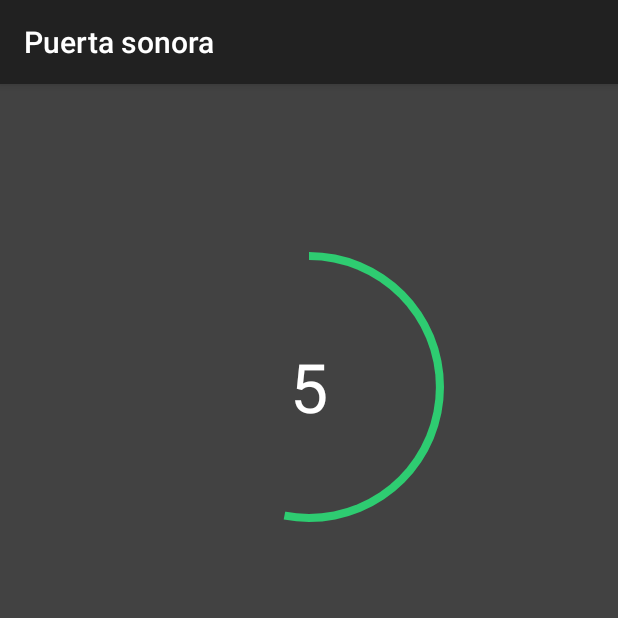
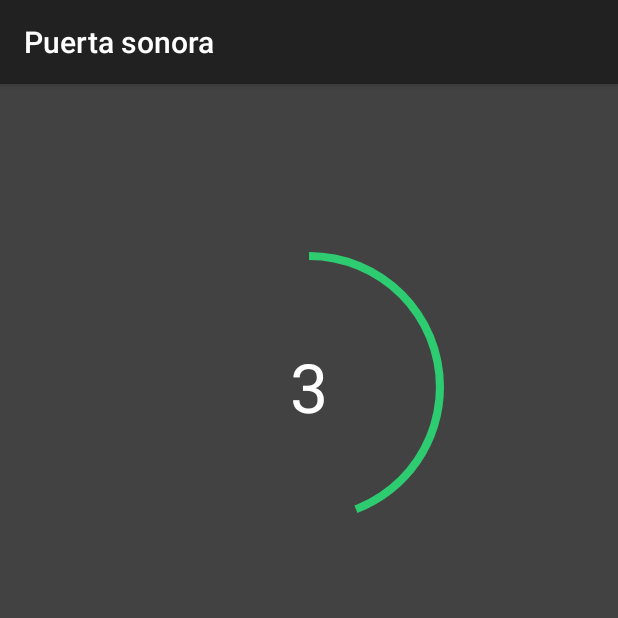
Before and after one commit to puercos/puercos-android, an Android app: the RecordActivity screen opened directly, with no data from a screen before it, on a phone screen of 412 x 824 dp, the top half of it. Run offline under Robolectric (Android 15) with nearby library versions, the light colour scheme and no system bars; libraries missing offline, so code that uses them is left out: org.firezenk.audiowaves; plain views replace Visualizer; 3 statements that could not run were skipped.

Commit message:
Recording UI finished

```diff
--- a/app/src/main/AndroidManifest.xml
+++ b/app/src/main/AndroidManifest.xml
@@ -3,8 +3,7 @@
     package="com.puercos.puercos">
 
     <!-- Permissions -->
-    <uses-permission android:name="android.permission.RECORD_AUDIO"/>
-
+    <uses-permission android:name="android.permission.RECORD_AUDIO" />
 
     <application
         android:allowBackup="true"
@@ -19,7 +18,8 @@
                 <category android:name="android.intent.category.LAUNCHER" />
             </intent-filter>
         </activity>
-        <activity android:name=".activities.RecordActivity"></activity>
+        <activity android:name=".activities.RecordActivity" />
+        <activity android:name=".activities.FinishEdittingPasswordActivity"></activity>
     </application>
 
 </manifest>
--- a/app/src/main/java/com/puercos/puercos/activities/RecordActivity.java
+++ b/app/src/main/java/com/puercos/puercos/activities/RecordActivity.java
@@ -1,9 +1,14 @@
 package com.puercos.puercos.activities;
 
 import android.content.DialogInterface;
+import android.content.Intent;
+import android.os.Handler;
 import android.support.v7.app.AlertDialog;
 import android.support.v7.app.AppCompatActivity;
 import android.os.Bundle;
+import android.util.Log;
+import android.widget.TextView;
+import android.widget.Toast;
 
 import com.puercos.puercos.R;
 import com.puercos.puercos.components.timerView.TimerView;
@@ -13,11 +18,36 @@ import org.firezenk.audiowaves.Visualizer;
 public class RecordActivity extends AppCompatActivity {
 
     // region Attributes
-    private static final int TIMER_LENGTH = 5;
+    private static final int TIMER_LENGTH = 6;
+    private int mInterval = 1000; // 5 seconds by default, can be changed later
+    private Handler mHandler;
+    private Runnable updateTimerThread = new Runnable() {
+        public void run() {
+            Log.d("RecordActivity", "Modifying remaining time " + mTxtTimer.getText().toString());
+            int remainingTime = Integer.parseInt(mTxtTimer.getText().toString());
+            if (remainingTime > 0) {
+                // Decrements time and sets the new
+                // remaining time to the TextView
+                remainingTime -= 1;
+                Log.d("RecordActivity", "Modifying remaining time " + mTxtTimer.getText().toString());
+                mTxtTimer.setText(String.valueOf(remainingTime));
+                mHandler.postDelayed(this, mInterval);
+            } else {
+                // Remaining time is now zero.
+                // So we have to finish this activity and
+                // continue the execution flow.
+                mHandler.removeCallbacksAndMessages(null);
+                Intent intent = new Intent(RecordActivity.this, FinishEdittingPasswordActivity.class);
+                startActivity(intent);
+            }
+
+        }
+    };
     // endregion
 
     // region Views
     private TimerView mTimerView;
+    private TextView mTxtTimer;
     private Visualizer audioVisualizer;
     // endregion
 
@@ -31,6 +61,16 @@ public class RecordActivity extends AppCompatActivity {
 
         audioVisualizer.startListening();
         mTimerView.start(TIMER_LENGTH);
+
+        mHandler = new Handler();
+        mHandler.postDelayed(updateTimerThread, 0);
+    }
+
+
+    @Override
+    protected void onDestroy() {
+        super.onDestroy();
+        mHandler.removeCallbacksAndMessages(null);
     }
 
     @Override
@@ -60,6 +100,7 @@ public class RecordActivity extends AppCompatActivity {
     // region Configuration
     private void initViews() {
         this.mTimerView = (TimerView) findViewById(R.id.record_screen_timer);
+        this.mTxtTimer = (TextView) findViewById(R.id.record_screen_txt_remaining_time);
         this.audioVisualizer = (Visualizer) findViewById(R.id.record_screen_audio_visualizer);
     }
     // endregion
--- a/app/src/main/res/layout/activity_record.xml
+++ b/app/src/main/res/layout/activity_record.xml
@@ -23,7 +23,7 @@
             android:layout_width="wrap_content"
             android:layout_height="wrap_content"
             android:layout_centerInParent="true"
-            android:text="5"
+            android:text="6"
             android:textColor="@color/colorWhite"
             android:textSize="45dp"/>
 
@@ -36,8 +36,8 @@
         android:layout_weight="1"
         aw:aw_format="vertical_lines"
         aw:aw_gravity="center"
-        aw:aw_width="100"
-        aw:aw_height="200"
+        aw:aw_width="800"
+        aw:aw_height="100"
         aw:aw_num_waves="10"
         aw:aw_line_with="30"
         aw:aw_line_min_with="30"
```
Also changed, not shown: app/src/main/java/com/puercos/puercos/activities/FinishEdittingPasswordActivity.java (added, +15 -0 lines), app/src/main/res/layout/activity_finish_editting_password.xml (added, +11 -0 lines).
